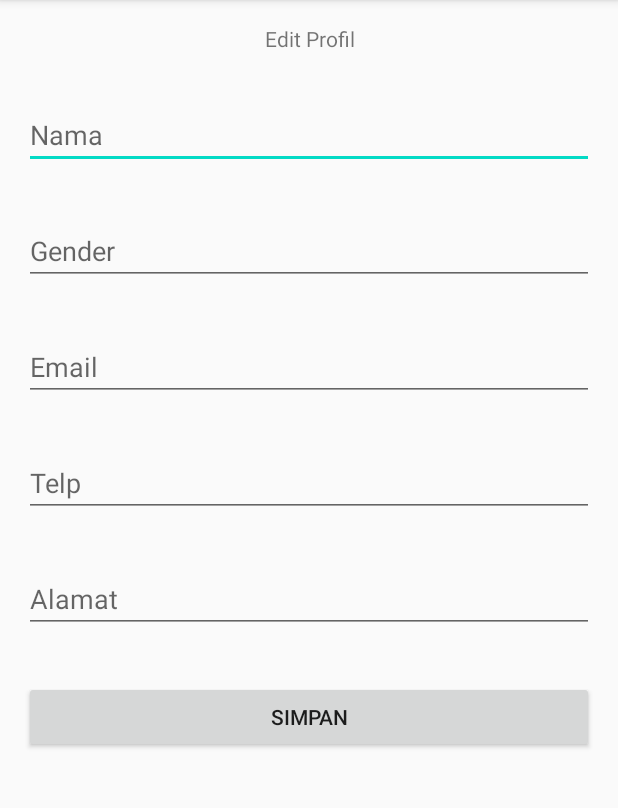
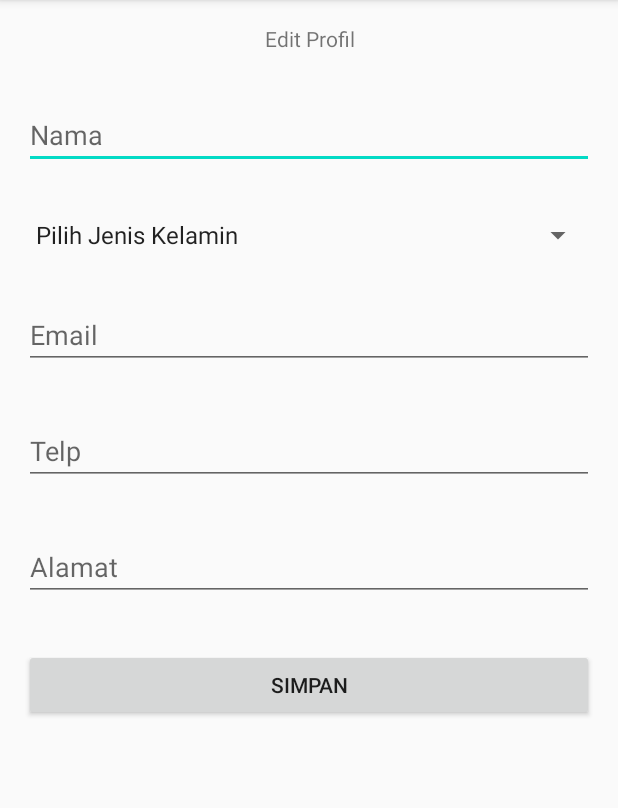
Before and after one commit to tutikqomariah/project-kotlin, an Android app: the EditProfilActivity screen opened directly, with no data from a screen before it, on a phone screen of 412 x 824 dp, the part 84-892 px from its top. Run offline under Robolectric (Android 15) with nearby library versions, the phone set to English and light mode, and no system bars.

Commit message:
Perbaikan Edit Profil

```diff
--- a/app/src/main/java/com/tutik/project_kotlin/EditProfilActivity.kt
+++ b/app/src/main/java/com/tutik/project_kotlin/EditProfilActivity.kt
@@ -7,34 +7,33 @@ import android.os.Bundle
 import kotlinx.android.synthetic.main.activity_edit_profil.*
 
 class EditProfilActivity : AppCompatActivity() {
+    private var namaEdit : String = ""
+    private var emailEdit : String = ""
+    private var telpEdit : String = ""
+    private var alamatEdit : String = ""
+    private var genderEdit : String = ""
     override fun onCreate(savedInstanceState: Bundle?) {
         super.onCreate(savedInstanceState)
         setContentView(R.layout.activity_edit_profil)
-    //menerima data yang dikirimkan dari ProfilActivity.kt
         val intentData = intent.extras
         val namaUser = intentData?.getString("nama")
-        val genderUser = intentData?.getString("gender")
         val emailUser = intentData?.getString("email")
         val telpUser = intentData?.getString("telp")
         val alamatUser = intentData?.getString("alamat")
         edtProfilName.setText(namaUser)
-        edtProfilGender.setText(genderUser)
         edtProfilEmail.setText(emailUser)
         edtProfilTelp.setText(telpUser)
         edtProfilAlamat.setText(alamatUser)
-    //memberikan action click ke tombol Simpan
         btnEditSave.setOnClickListener { saveData() }
+
     }
-    //mengirimkan kembali ke ProfilActivity.kt
     private fun saveData(){
-
-        val namaEdit = edtProfilName.text.toString()
-        val genderEdit = edtProfilGender.text.toString()
-        val emailEdit = edtProfilEmail.text.toString()
-        val telpEdit = edtProfilTelp.text.toString()
-        val alamatEdit = edtProfilAlamat.text.toString()
-        if (!namaEdit.isEmpty() || !genderEdit.isEmpty() || !emailEdit.isEmpty() || !telpEdit.isEmpty() || !alamatEdit.isEmpty()) {
-    //jika editText namaEdit tidak kosong, maka kirimkan value nya ke ProfilActivity, dan beri tanda RESULT_OK
+        namaEdit = edtProfilName.text.toString()
+        genderEdit = spinnerProfilGender.selectedItem.toString()
+        emailEdit = edtProfilEmail.text.toString()
+        telpEdit = edtProfilTelp.text.toString()
+        alamatEdit = edtProfilAlamat.text.toString()
+        if (!namaEdit.isEmpty() ) {
             val result = Intent()
             result.putExtra("nama", namaEdit)
             result.putExtra("gender", genderEdit)
@@ -43,9 +42,9 @@ class EditProfilActivity : AppCompatActivity() {
             result.putExtra("alamat", alamatEdit)
             setResult(Activity.RESULT_OK, result)
         } else {
-            //jika editText namaEdit kosong, maka kirimkan tanda RESULT_CANCELED
             setResult(Activity.RESULT_CANCELED)
         }
         finish()
     }
+
 }
--- a/app/src/main/res/layout/activity_edit_profil.xml
+++ b/app/src/main/res/layout/activity_edit_profil.xml
@@ -17,12 +17,12 @@
         android:layout_height="wrap_content"
         android:layout_margin="16dp"
         android:hint="Nama"/>
-    <EditText
-        android:id="@+id/edtProfilGender"
+    <Spinner
+        android:id="@+id/spinnerProfilGender"
         android:layout_width="match_parent"
         android:layout_height="wrap_content"
         android:layout_margin="16dp"
-        android:hint="Gender"/>
+        android:entries="@array/jenis_kelamin"/>
     <EditText
         android:id="@+id/edtProfilEmail"
         android:layout_width="match_parent"
@@ -34,7 +34,8 @@
         android:layout_width="match_parent"
         android:layout_height="wrap_content"
         android:layout_margin="16dp"
-        android:hint="Telp"/>
+        android:hint="Telp"
+        android:inputType="phone"/>
     <EditText
         android:id="@+id/edtProfilAlamat"
         android:layout_width="match_parent"
```
